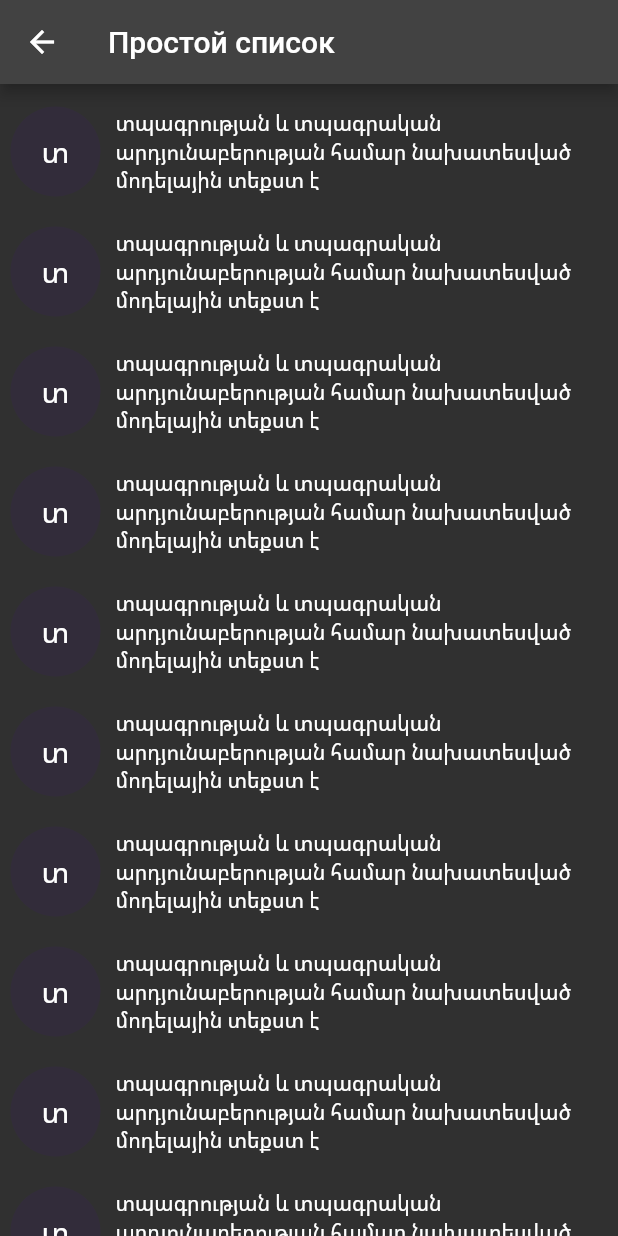
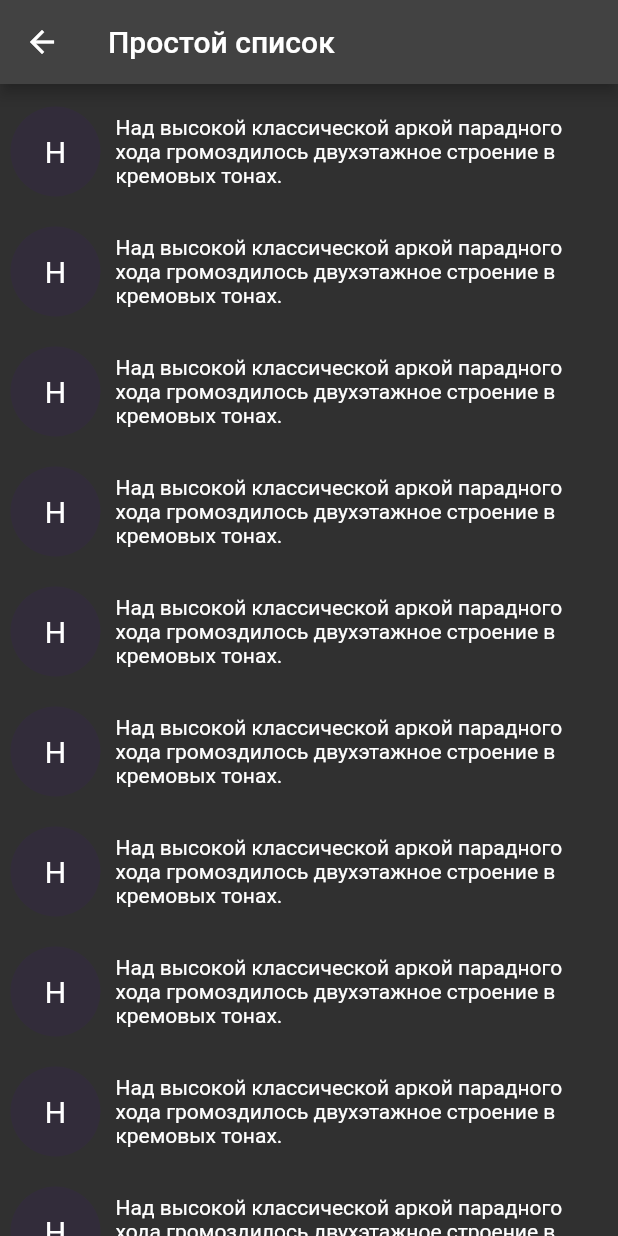
Before and after one commit to FedurovKonstantin/fsummer, a Flutter app: the ListPage screen opened by its route, on a phone screen of 412 x 824 dp. Run offline on Flutter 3.47's test engine with Material 2 defaults, Android fonts, the phone set to English and light mode, and no system bars.

Commit message:
простой список сделан

```diff
--- a/lib/list_page.dart
+++ b/lib/list_page.dart
@@ -2,8 +2,27 @@ import 'dart:math';
 
 import 'package:flutter/material.dart';
 
-class ListPage extends StatelessWidget {
+class ListPage extends StatefulWidget {
   const ListPage({Key? key}) : super(key: key);
+
+  @override
+  State<ListPage> createState() => _ListPageState();
+}
+
+class _ListPageState extends State<ListPage> {
+  late final List<Widget> items;
+
+  @override
+  void initState() {
+    super.initState();
+    items = List.generate(
+      100,
+      (index) => SimpleListItem(
+        title: title,
+        color: color,
+      ),
+    );
+  }
 
   @override
   Widget build(BuildContext context) {
@@ -12,13 +31,13 @@ class ListPage extends StatelessWidget {
         title: const Text("Простой список"),
       ),
       body: ListView.separated(
-        itemCount: 100,
+        itemCount: items.length,
         padding: const EdgeInsets.symmetric(
           horizontal: 2,
           vertical: 10,
         ),
         itemBuilder: (context, index) {
-          return const SimpleListItem();
+          return items[index];
         },
         separatorBuilder: (context, index) => const SizedBox(
           height: 10,
@@ -26,10 +45,6 @@ class ListPage extends StatelessWidget {
       ),
     );
   }
-}
-
-class SimpleListItem extends StatelessWidget {
-  const SimpleListItem({Key? key}) : super(key: key);
 
   Color get color {
     final random = Random();
@@ -43,18 +58,27 @@ class SimpleListItem extends StatelessWidget {
 
   String get title {
     final titles = [
-      "տպագրության և տպագրական արդյունաբերության համար նախատեսված մոդելային տեքստ է",
-      "është një tekst shabllon i industrisë së printimit dhe shtypshkronjave",
-      "è un testo segnaposto utilizzato nel settore della tipografia e della stampa",
-      "je demonstrativní výplňový text používaný v tiskařském a knihařském průmyslu",
-      "это текст-'рыба', часто используемый в печати и вэб-дизайне",
+      "Над высокой классической аркой парадного хода громоздилось двухэтажное строение в кремовых тонах.",
+      "Если хотите еще посмотреть – пожалуйста, можно не торопиться, – промолвил водитель. – Есть целых восемь минут.",
+      "Хотя, положим, человеку, умеющему как следует писать письма, нет особой надобности этим заниматься",
+      "Описав пешком круг по городу, я заходил в контору по сдаче жилья и подбирал себе пансион подешевле.",
+      "Заурядная газетная хроника. Молоденький журналист, едва закончив университет, получил задание и опробовал перо.",
     ];
     return titles[Random().nextInt(5)];
   }
+}
+
+class SimpleListItem extends StatelessWidget {
+  final String title;
+  final Color color;
+  const SimpleListItem({
+    Key? key,
+    required this.title,
+    required this.color,
+  }) : super(key: key);
 
   @override
   Widget build(BuildContext context) {
-    final title = this.title;
     return Padding(
       padding: const EdgeInsets.all(5),
       child: Row(
@@ -75,7 +99,7 @@ class SimpleListItem extends StatelessWidget {
               ),
             ),
           ),
-          SizedBox(
+          const SizedBox(
             width: 10,
           ),
           Expanded(
```
